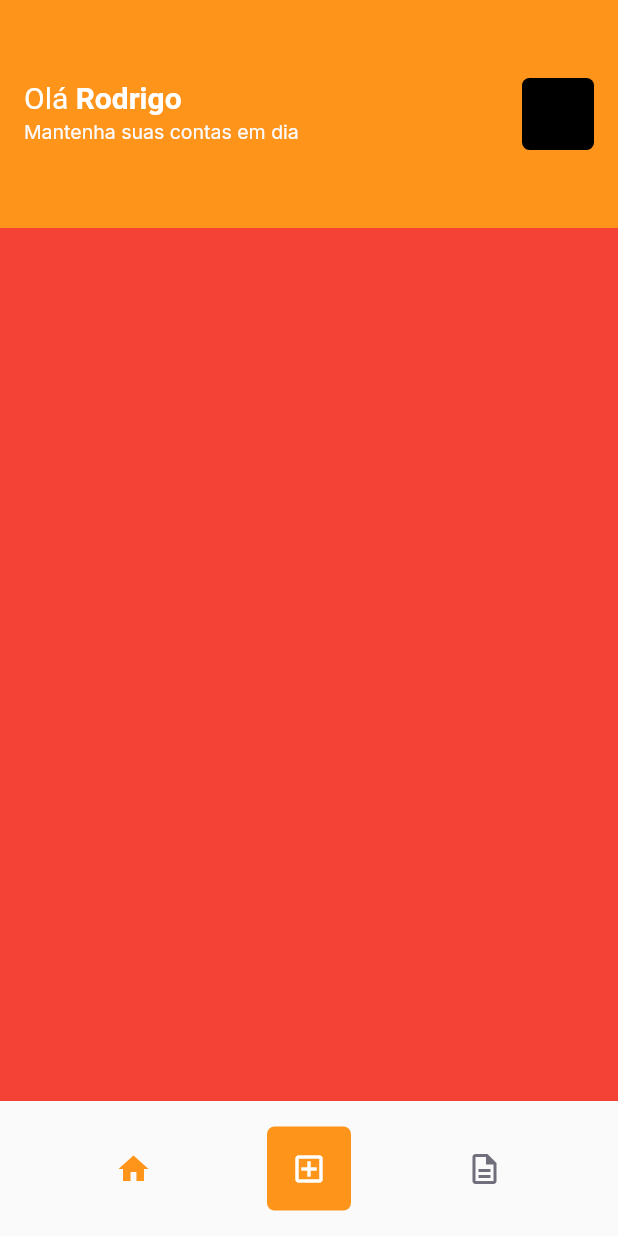
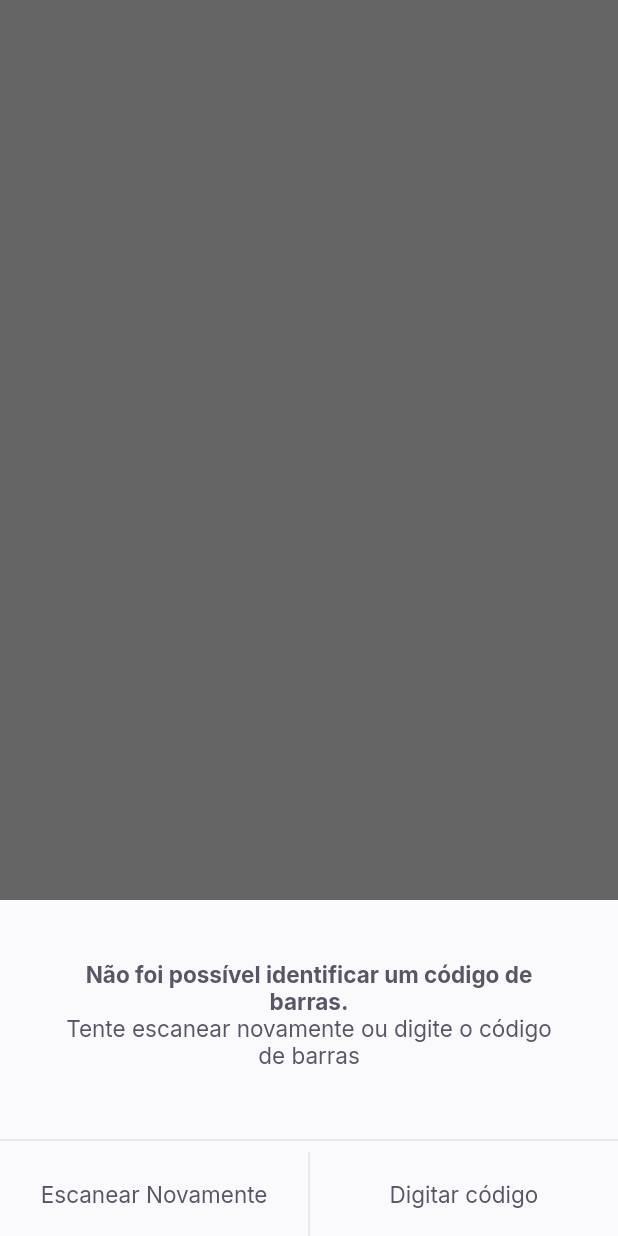
Before and after one commit to tecrodrigocastro/PayFlow, a Flutter app: the HomePage screen opened by its route, after a tap on the "add box" icon, on a phone screen of 412 x 824 dp. Run offline on Flutter 3.47's test engine with Material 2 defaults, Android fonts, the phone set to English and light mode, and no system bars; our stand-ins replace firebase_core, google_fonts, google_sign_in, shared_preferences; missing offline and left inert: dart:ffi; accounts and stored records are empty.

Commit message:
bar code scanner screen

```diff
--- a/lib/app_widget.dart
+++ b/lib/app_widget.dart
@@ -1,4 +1,5 @@
 import 'package:flutter/material.dart';
+import 'package:payflow/modules/barcode_scanner/barcode_scanner_page.dart';
 import 'package:payflow/modules/home/home_page.dart';
 import 'package:payflow/modules/login/login_page.dart';
 import 'package:payflow/modules/splash/splash_page.dart';
@@ -12,12 +13,13 @@ class AppWidget extends StatelessWidget {
     return MaterialApp(
       debugShowCheckedModeBanner: false,
       title: 'Pay Flow',
-      theme: ThemeData(primaryColor: AppColors.primary),
+      theme: ThemeData(primarySwatch: Colors.orange, primaryColor: AppColors.primary),
       initialRoute: "/splash",
       routes: {
         "/home": (context) => HomePage(),
         "/login": (context) => LoginPage(),
         "/splash": (context) => SplashPage(),
+        "/barcode_scanner": (context) => BarCodeScannerPage(),
       },
     );
   }
--- /dev/null
+++ b/lib/modules/barcode_scanner/barcode_scanner_page.dart
@@ -0,0 +1,74 @@
+import 'package:flutter/material.dart';
+import 'package:payflow/shared/themes/app_text_styles.dart';
+import 'package:payflow/shared/themes/appcolors.dart';
+import 'package:payflow/shared/widgets/bottom_sheet/bottom_sheet.dart';
+import 'package:payflow/shared/widgets/set_label_icons/set_label_buttons.dart';
+
+class BarCodeScannerPage extends StatefulWidget {
+  const BarCodeScannerPage({Key? key}) : super(key: key);
+
+  @override
+  _BarCodeScannerPageState createState() => _BarCodeScannerPageState();
+}
+
+class _BarCodeScannerPageState extends State<BarCodeScannerPage> {
+  @override
+  Widget build(BuildContext context) {
+    return BottomSheetWidget(
+      title: "Não foi possível identificar um código de barras.",
+      subtitle: 'Tente escanear novamente ou digite o código de barras',
+      primaryLabel: "Escanear Novamente",
+      primaryOnPressed: (){},
+      secondaryLabel: "Digitar código",
+      secondaryOnPressed: (){},
+    );
+    return SafeArea(
+      top: true,
+      bottom: true,
+      left: true,
+      right: true,
+      child: RotatedBox(
+        quarterTurns: 1,
+        child: Scaffold(
+          appBar: AppBar(
+            backgroundColor: Colors.black,
+            title: Text(
+              "Escaneie o código de barras do boleto",
+              style: TextStyles.buttonBackground,
+            ),
+            centerTitle: true,
+            leading: BackButton(
+              color: AppColors.background,
+            ),
+          ),
+          body: Column(
+            children: [
+              Expanded(
+                child: Container(
+                  color: Colors.black,
+                ),
+              ),
+              Expanded(
+                flex: 2,
+                child: Container(
+                  color: Colors.transparent,
+                ),
+              ),
+              Expanded(
+                child: Container(
+                  color: Colors.black,
+                ),
+              ),
+            ],
+          ),
+          bottomNavigationBar: SetLabelButtons(
+            primaryLabel: "Inserir código do boleto",
+            primaryOnPressed: () {},
+            secondaryLabel: 'Adicionar da galeria',
+            secondaryOnPressed: () {},
+          ),
+        ),
+      ),
+    );
+  }
+}
--- a/lib/modules/home/home_page.dart
+++ b/lib/modules/home/home_page.dart
@@ -74,7 +74,7 @@ class _HomePageState extends State<HomePage> {
             ),
             GestureDetector(
               onTap: (){
-                print('Clicou');
+               Navigator.pushNamed(context, "/barcode_scanner");
               },
               child: Container(
                 width: 56,
--- /dev/null
+++ b/lib/shared/widgets/bottom_sheet/bottom_sheet.dart
@@ -0,0 +1,70 @@
+import 'package:flutter/material.dart';
+import 'package:payflow/shared/themes/app_text_styles.dart';
+import 'package:payflow/shared/themes/appcolors.dart';
+import 'package:payflow/shared/widgets/set_label_icons/set_label_buttons.dart';
+
+class BottomSheetWidget extends StatelessWidget {
+  final String primaryLabel;
+  final VoidCallback primaryOnPressed;
+  final String secondaryLabel;
+  final VoidCallback secondaryOnPressed;
+  final String title;
+  final String subtitle;
+  const BottomSheetWidget({
+    Key? key,
+    required this.primaryLabel,
+    required this.primaryOnPressed,
+    required this.secondaryLabel,
+    required this.secondaryOnPressed,
+    required this.title,
+    required this.subtitle,
+  }) : super(key: key);
+
+  @override
+  Widget build(BuildContext context) {
+    return Material(
+      child: Container(
+        color: AppColors.shape,
+        child: Column(
+          children: [
+            Expanded(
+              child: Container(
+                color: Colors.black.withOpacity(0.6),
+              ),
+            ),
+            Column(
+              children: [
+                Padding(
+                  padding: const EdgeInsets.all(40),
+                  child: Text.rich(
+                    TextSpan(
+                      text: title,
+                      style: TextStyles.buttonBoldHeading,
+                      children: [
+                        TextSpan(
+                          text: "\n$subtitle",
+                          style: TextStyles.buttonHeading,
+                        ),
+                      ],
+                    ),
+                    textAlign: TextAlign.center,
+                  ),
+                ),
+                Divider(
+                  thickness: 1,
+                  color: AppColors.stroke,
+                ),
+                SetLabelButtons(
+                  primaryLabel: primaryLabel,
+                  primaryOnPressed: primaryOnPressed,
+                  secondaryLabel: secondaryLabel,
+                  secondaryOnPressed: secondaryOnPressed,
+                ),
+              ],
+            ),
+          ],
+        ),
+      ),
+    );
+  }
+}
--- /dev/null
+++ b/lib/shared/widgets/divider_vertical/divider_vertical_widget.dart
@@ -0,0 +1,15 @@
+import 'package:flutter/material.dart';
+import 'package:payflow/shared/themes/appcolors.dart';
+
+class DividerVerticalWidget extends StatelessWidget {
+  const DividerVerticalWidget({ Key? key }) : super(key: key);
+
+  @override
+  Widget build(BuildContext context) {
+    return Container(
+      width: 1,
+      height: double.maxFinite,
+      color: AppColors.stroke,
+    );
+  }
+}
--- /dev/null
+++ b/lib/shared/widgets/label_button/label_button.dart
@@ -0,0 +1,25 @@
+import 'dart:async';
+
+import 'package:flutter/material.dart';
+import 'package:payflow/shared/themes/app_text_styles.dart';
+
+class LabelButton extends StatelessWidget {
+  final String label;
+  final VoidCallback onPressed;
+  const LabelButton({Key? key, required this.label, required this.onPressed})
+      : super(key: key);
+
+  @override
+  Widget build(BuildContext context) {
+    return Container(
+      height: 56,
+      child: TextButton(
+        onPressed: onPressed,
+        child: Text(
+          label,
+          style: TextStyles.buttonHeading,
+        ),
+      ),
+    );
+  }
+}
--- /dev/null
+++ b/lib/shared/widgets/set_label_icons/set_label_buttons.dart
@@ -0,0 +1,43 @@
+import 'dart:ffi';
+
+import 'package:flutter/material.dart';
+import 'package:payflow/shared/widgets/divider_vertical/divider_vertical_widget.dart';
+import 'package:payflow/shared/widgets/label_button/label_button.dart';
+
+class SetLabelButtons extends StatelessWidget {
+  final String primaryLabel;
+  final VoidCallback primaryOnPressed;
+  final String secondaryLabel;
+  final VoidCallback secondaryOnPressed;
+  const SetLabelButtons(
+      {Key? key,
+      required this.primaryLabel,
+      required this.primaryOnPressed,
+      required this.secondaryLabel,
+      required this.secondaryOnPressed})
+      : super(key: key);
+
+  @override
+  Widget build(BuildContext context) {
+    return Container(
+      height: 56,
+      child: Row(
+        children: [
+          Expanded(
+            child: LabelButton(
+              label: primaryLabel,
+              onPressed: primaryOnPressed,
+            ),
+          ),
+          DividerVerticalWidget(),
+          Expanded(
+            child: LabelButton(
+              label: secondaryLabel,
+              onPressed: secondaryOnPressed,
+            ),
+          )
+        ],
+      ),
+    );
+  }
+}
--- a/pubspec.yaml
+++ b/pubspec.yaml
@@ -50,6 +50,12 @@ dev_dependencies:
   google_sign_in: ^5.0.4
   google_sign_in_web: ^0.10.0
   shared_preferences: ^2.0.6
+  google_ml_kit: ^0.6.0
+  camera: ^0.9.4+14
+  image_picker: ^0.8.0+4
+  image_picker_for_web: ^2.0.0
+
+
 
 # For information on the generic Dart part of this file, see the
 # following page: https://dart.dev/tools/pub/pubspec
```
Also changed, not shown: pubspec.lock.
